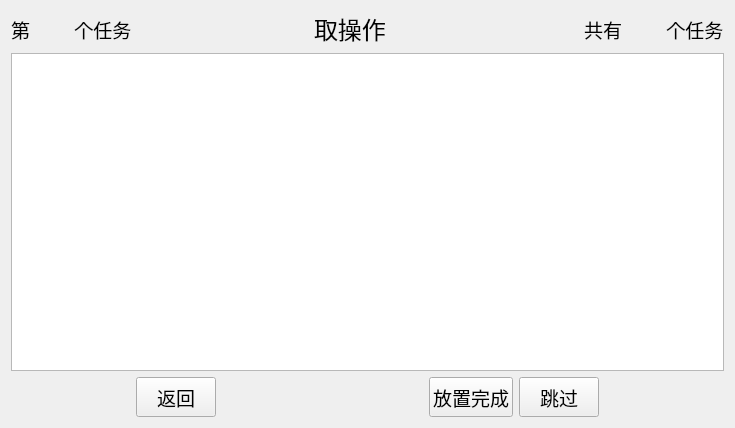
xuezeao/git_program, file Qt_Dev/v1.1/test_one/sheet_operatepage.ui: the form before one commit.
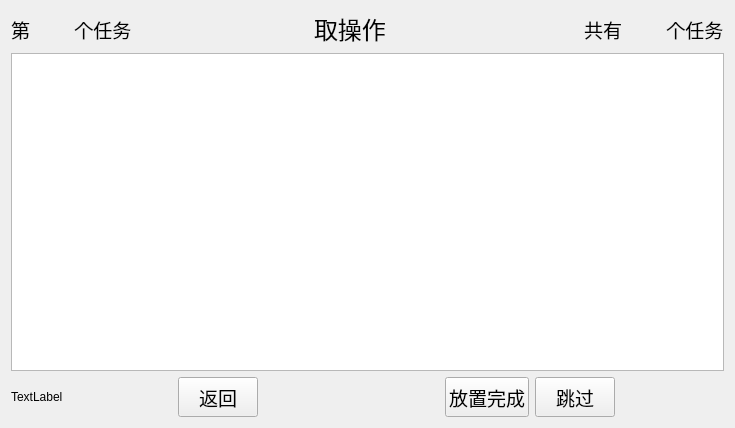
The form after the commit.

Patch:
```diff
--- a/Qt_Dev/v1.1/test_one/sheet_operatepage.ui
+++ b/Qt_Dev/v1.1/test_one/sheet_operatepage.ui
@@ -93,7 +93,14 @@
       </layout>
      </item>
      <item>
-      <layout class="QHBoxLayout" name="horizontalLayout_2" stretch="3,1,5,1,0,3">
+      <layout class="QHBoxLayout" name="horizontalLayout_2" stretch="0,3,1,5,1,0,3">
+       <item>
+        <widget class="QLabel" name="label_error">
+         <property name="text">
+          <string>TextLabel</string>
+         </property>
+        </widget>
+       </item>
        <item>
         <spacer name="horizontalSpacer_3">
          <property name="orientation">
```
